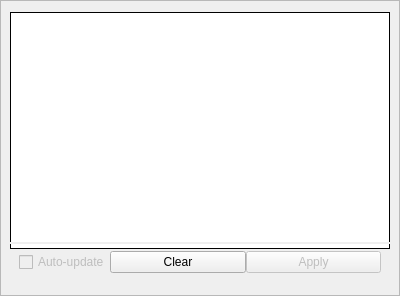
evanry/pathUI, file ASAP/filters/resources/FilterDockWidget.ui: the form before one commit.
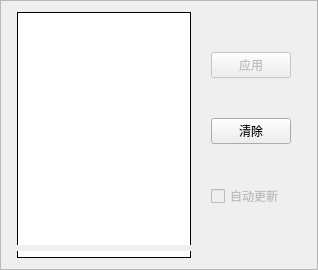
The form after the commit.

Diff of the .ui file:
```diff
--- a/ASAP/filters/resources/FilterDockWidget.ui
+++ b/ASAP/filters/resources/FilterDockWidget.ui
@@ -6,8 +6,8 @@
    <rect>
     <x>0</x>
     <y>0</y>
-    <width>400</width>
-    <height>296</height>
+    <width>318</width>
+    <height>270</height>
    </rect>
   </property>
   <property name="sizePolicy">
@@ -16,6 +16,12 @@
     <verstretch>0</verstretch>
    </sizepolicy>
   </property>
+  <property name="maximumSize">
+   <size>
+    <width>1260</width>
+    <height>16777215</height>
+   </size>
+  </property>
   <property name="windowTitle">
    <string>Frame</string>
   </property>
@@ -25,22 +31,9 @@
   <property name="frameShadow">
    <enum>QFrame::Raised</enum>
   </property>
-  <layout class="QVBoxLayout" name="verticalLayout">
-   <property name="spacing">
-    <number>0</number>
-   </property>
-   <property name="leftMargin">
-    <number>9</number>
-   </property>
-   <property name="topMargin">
-    <number>9</number>
-   </property>
-   <property name="rightMargin">
-    <number>9</number>
-   </property>
-   <property name="bottomMargin">
-    <number>9</number>
-   </property>
+  <layout class="QHBoxLayout" name="horizontalLayout">
+   <item>
+    <layout class="QVBoxLayout" name="verticalLayout_2">
    <item>
     <widget class="QListWidget" name="filterListWidget">
      <property name="enabled">
@@ -54,10 +47,16 @@
      </property>
      <property name="minimumSize">
       <size>
-       <width>0</width>
+         <width>174</width>
        <height>230</height>
       </size>
      </property>
+       <property name="maximumSize">
+        <size>
+         <width>174</width>
+         <height>235</height>
+        </size>
+       </property>
      <property name="styleSheet">
       <string notr="true">QListWidget{
 	background-color: rgb(255, 255, 255);
@@ -138,10 +137,16 @@
    </item>
    <item>
     <widget class="QProgressBar" name="progressBar">
+       <property name="minimumSize">
+        <size>
+         <width>174</width>
+         <height>7</height>
+        </size>
+       </property>
      <property name="maximumSize">
       <size>
-       <width>16777215</width>
-       <height>5</height>
+         <width>174</width>
+         <height>7</height>
       </size>
      </property>
      <property name="styleSheet">
@@ -168,8 +173,10 @@
      </property>
     </widget>
    </item>
+    </layout>
+   </item>
    <item>
-    <layout class="QHBoxLayout" name="horizontalLayout">
+    <layout class="QVBoxLayout" name="verticalLayout">
      <property name="spacing">
       <number>0</number>
      </property>
@@ -188,29 +195,6 @@
      <property name="bottomMargin">
       <number>9</number>
      </property>
-     <item>
-      <widget class="QCheckBox" name="autoUpdateCheckBox">
-       <property name="enabled">
-        <bool>false</bool>
-       </property>
-       <property name="sizePolicy">
-        <sizepolicy hsizetype="Maximum" vsizetype="Fixed">
-         <horstretch>0</horstretch>
-         <verstretch>0</verstretch>
-        </sizepolicy>
-       </property>
-       <property name="text">
-        <string>Auto-update</string>
-       </property>
-      </widget>
-     </item>
-     <item>
-      <widget class="QPushButton" name="clearFilterButton">
-       <property name="text">
-        <string>Clear</string>
-       </property>
-      </widget>
-     </item>
      <item>
       <widget class="QPushButton" name="applyFilterButton">
        <property name="enabled">
@@ -220,7 +204,30 @@
         <string notr="true"/>
        </property>
        <property name="text">
-        <string>Apply</string>
+        <string>应用</string>
+       </property>
+      </widget>
+     </item>
+     <item>
+      <widget class="QPushButton" name="clearFilterButton">
+       <property name="text">
+        <string>清除</string>
+       </property>
+      </widget>
+     </item>
+     <item>
+      <widget class="QCheckBox" name="autoUpdateCheckBox">
+       <property name="enabled">
+        <bool>false</bool>
+       </property>
+       <property name="sizePolicy">
+        <sizepolicy hsizetype="Maximum" vsizetype="Fixed">
+         <horstretch>0</horstretch>
+         <verstretch>0</verstretch>
+        </sizepolicy>
+       </property>
+       <property name="text">
+        <string>自动更新</string>
        </property>
       </widget>
      </item>
```
Lines whose indentation alone changed are shown as unchanged.
